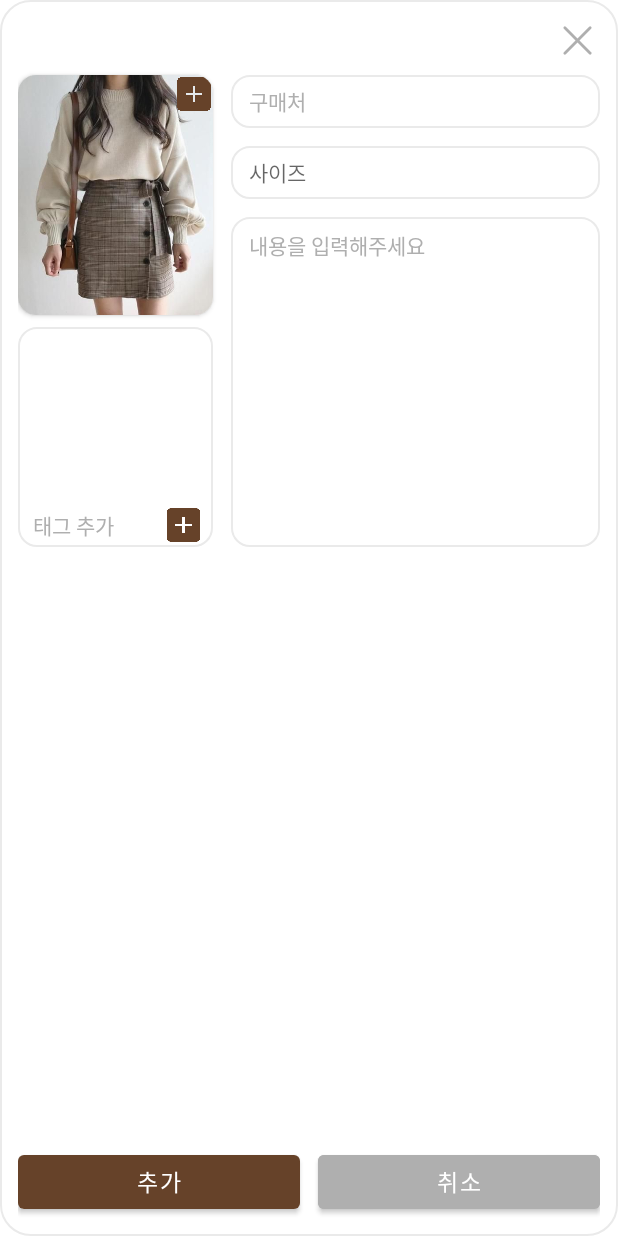
After one commit to tmdgh1592/SE2022_3_3, an Android app built with Jetpack Compose: the layout fragment_dialog_cloth_add.xml on its own in the app's theme, with its tools: preview values and no code run, on a phone screen of 412 x 824 dp. The commit adds this screen. Run offline under Robolectric (Android 15) with nearby library versions, the light colour scheme and no system bars; Roboto replaces fonts that are not available here.

Commit message:
feat: 의류 추가 화면 related to: #23

```diff
--- a/Hanger/app/src/main/AndroidManifest.xml
+++ b/Hanger/app/src/main/AndroidManifest.xml
@@ -17,6 +17,9 @@
         android:usesCleartextTraffic="true"
         tools:targetApi="31">
         <activity
+            android:name=".ClothAddActivity"
+            android:exported="false" />
+        <activity
             android:name=".view.login.RegisterActivity"
             android:exported="false"
             android:label="@string/title_activity_register"
@@ -24,7 +27,7 @@
         <activity
             android:name=".view.login.LoginActivity"
             android:exported="true"
-            android:windowSoftInputMode="adjustPan"></activity>
+            android:windowSoftInputMode="adjustPan" />
         <activity android:name=".view.weather.WeatherActivity" />
         <activity
             android:name="com.se.hanger.view.main.MainActivity"
--- a/Hanger/app/src/main/java/com/se/hanger/data/db/ClothDatabase.kt
+++ b/Hanger/app/src/main/java/com/se/hanger/data/db/ClothDatabase.kt
@@ -8,11 +8,13 @@ import androidx.room.TypeConverters
 import com.google.gson.Gson
 import com.se.hanger.data.db.converter.CategoryListTypeConverter
 import com.se.hanger.data.db.converter.PhotoListTypeConverter
+import com.se.hanger.data.db.converter.TagDao
 import com.se.hanger.data.db.converter.TagListTypeConverter
 import com.se.hanger.data.model.Cloth
+import com.se.hanger.data.model.Tag
 
 
-@Database(entities = [Cloth::class], version = 7)
+@Database(entities = [Cloth::class, Tag::class], version = 7)
 @TypeConverters(
     value = [
         PhotoListTypeConverter::class,
@@ -23,6 +25,7 @@ import com.se.hanger.data.model.Cloth
 
 abstract class ClothDatabase : RoomDatabase() {
     abstract fun clothDao(): ClothDao
+    abstract fun tagDao(): TagDao
 
     companion object {
         private var instance: ClothDatabase? = null
--- /dev/null
+++ b/Hanger/app/src/main/res/drawable-v24/round_white_gray_12.xml
@@ -0,0 +1,7 @@
+<?xml version="1.0" encoding="utf-8"?>
+<shape xmlns:android="http://schemas.android.com/apk/res/android"
+    android:shape="rectangle">
+    <stroke android:color="@color/gray200" android:width="1dp"/>
+    <solid android:color="@android:color/white" />
+    <corners android:radius="12dp" />
+</shape>
--- /dev/null
+++ b/Hanger/app/src/main/res/drawable/ic_close.xml
@@ -0,0 +1,20 @@
+<vector xmlns:android="http://schemas.android.com/apk/res/android"
+    android:width="32dp"
+    android:height="32dp"
+    android:viewportWidth="32"
+    android:viewportHeight="32">
+  <path
+      android:pathData="M7,7L25,25"
+      android:strokeLineJoin="round"
+      android:strokeWidth="2"
+      android:fillColor="#00000000"
+      android:strokeColor="#000"
+      android:strokeLineCap="round"/>
+  <path
+      android:pathData="M7,25L25,7"
+      android:strokeLineJoin="round"
+      android:strokeWidth="2"
+      android:fillColor="#00000000"
+      android:strokeColor="#000"
+      android:strokeLineCap="round"/>
+</vector>
--- /dev/null
+++ b/Hanger/app/src/main/res/drawable/round_white_gray_20.xml
@@ -0,0 +1,7 @@
+<?xml version="1.0" encoding="utf-8"?>
+<shape xmlns:android="http://schemas.android.com/apk/res/android"
+    android:shape="rectangle">
+    <stroke android:color="@color/gray200" android:width="1dp"/>
+    <solid android:color="@android:color/white" />
+    <corners android:radius="20dp" />
+</shape>
--- /dev/null
+++ b/Hanger/app/src/main/res/layout/fragment_dialog_cloth_add.xml
@@ -0,0 +1,188 @@
+<?xml version="1.0" encoding="utf-8"?>
+<layout xmlns:android="http://schemas.android.com/apk/res/android"
+    xmlns:app="http://schemas.android.com/apk/res-auto"
+    xmlns:tools="http://schemas.android.com/tools">
+
+    <data>
+
+    </data>
+
+    <androidx.constraintlayout.widget.ConstraintLayout
+        android:layout_width="match_parent"
+        android:layout_height="match_parent"
+        android:background="@drawable/round_white_gray_20"
+        android:padding="12dp"
+        tools:context=".view.cloth.ClothAddDialogFragment">
+
+        <ImageView
+            android:id="@+id/close_btn"
+            android:layout_width="30dp"
+            android:layout_height="30dp"
+            android:src="@drawable/ic_close"
+            app:layout_constraintRight_toRightOf="parent"
+            app:layout_constraintTop_toTopOf="parent"
+            app:tint="@color/gray500" />
+
+        <androidx.cardview.widget.CardView
+            android:id="@+id/photo_add_btn"
+            android:layout_width="130dp"
+            android:layout_height="160dp"
+            android:layout_marginTop="8dp"
+            android:background="?attr/selectableItemBackground"
+            android:clickable="true"
+            android:focusable="true"
+            app:cardCornerRadius="12dp"
+            app:layout_constraintLeft_toLeftOf="parent"
+            app:layout_constraintTop_toBottomOf="@+id/close_btn">
+
+            <RelativeLayout
+                android:layout_width="match_parent"
+                android:layout_height="match_parent">
+
+                <ImageView
+                    android:id="@+id/photo_iv"
+                    android:layout_width="match_parent"
+                    android:layout_height="match_parent"
+                    android:scaleType="centerCrop"
+                    android:src="@drawable/sample_cloth" />
+
+
+                <ImageView
+                    android:layout_width="25dp"
+                    android:layout_height="25dp"
+                    android:layout_alignParentTop="true"
+                    android:layout_alignParentRight="true"
+                    android:src="@drawable/ic_plus"
+                    app:tint="@color/colorPrimary" />
+
+            </RelativeLayout>
+
+        </androidx.cardview.widget.CardView>
+
+        <EditText
+            android:id="@+id/buyer_et"
+            android:layout_width="0dp"
+            android:layout_height="35dp"
+            android:layout_marginLeft="12dp"
+            android:background="@drawable/round_white_gray_12"
+            android:hint="구매처"
+            android:paddingHorizontal="12dp"
+            android:textColorHint="@color/gray500"
+            android:textColor="@color/black"
+            android:textSize="14sp"
+            app:layout_constraintLeft_toRightOf="@+id/photo_add_btn"
+            app:layout_constraintRight_toRightOf="parent"
+            app:layout_constraintTop_toTopOf="@+id/photo_add_btn" />
+
+        <TextView
+            android:id="@+id/size_select_btn"
+            android:layout_width="0dp"
+            android:layout_height="35dp"
+            android:layout_marginLeft="12dp"
+            android:layout_marginTop="12dp"
+            android:background="@drawable/round_white_gray_12"
+            android:gravity="center|left"
+            android:hint="사이즈"
+            android:paddingHorizontal="12dp"
+            android:textColor="@color/gray500"
+            android:textSize="14sp"
+            app:layout_constraintLeft_toRightOf="@+id/photo_add_btn"
+            app:layout_constraintRight_toRightOf="parent"
+            app:layout_constraintTop_toBottomOf="@+id/buyer_et" />
+
+        <EditText
+            android:id="@+id/memo_et"
+            android:layout_width="0dp"
+            android:layout_height="220dp"
+            android:layout_marginLeft="12dp"
+            android:layout_marginTop="12dp"
+            android:background="@drawable/round_white_gray_12"
+            android:gravity="left|top"
+            android:hint="내용을 입력해주세요"
+            android:paddingHorizontal="12dp"
+            android:paddingVertical="8dp"
+            android:textColorHint="@color/gray500"
+            android:textColor="@color/black"
+            android:textSize="14sp"
+            app:layout_constraintLeft_toRightOf="@+id/photo_add_btn"
+            app:layout_constraintRight_toRightOf="parent"
+            app:layout_constraintTop_toBottomOf="@+id/size_select_btn" />
+
+        <LinearLayout
+            android:layout_width="130dp"
+            android:layout_height="0dp"
+            android:layout_marginTop="8dp"
+            android:background="@drawable/round_white_gray_12"
+            android:orientation="vertical"
+            app:layout_constraintBottom_toBottomOf="@id/memo_et"
+            app:layout_constraintLeft_toLeftOf="parent"
+            app:layout_constraintTop_toBottomOf="@+id/photo_add_btn">
+
+            <androidx.recyclerview.widget.RecyclerView
+                android:layout_width="match_parent"
+                android:layout_height="0dp"
+                android:layout_weight="8"
+                android:paddingHorizontal="8dp"
+                android:paddingVertical="6dp"
+                android:scrollbars="none"
+                app:layoutManager="androidx.recyclerview.widget.LinearLayoutManager" />
+
+            <LinearLayout
+                android:layout_width="match_parent"
+                android:layout_height="0dp"
+                android:layout_weight="2"
+                android:orientation="horizontal">
+
+                <EditText
+                    android:id="@+id/tag_add_et"
+                    android:layout_width="0dp"
+                    android:layout_height="match_parent"
+                    android:layout_weight="7"
+                    android:hint="태그 추가"
+                    android:textSize="14sp"
+                    android:gravity="left|center"
+                    android:paddingLeft="10dp"
+                    android:textColorHint="@color/gray500"
+                    android:textColor="@color/black"
+                    android:background="@null" />
+
+                <ImageView
+                    android:id="@+id/tag_add_btn"
+                    android:layout_width="0dp"
+                    android:layout_height="25dp"
+                    android:layout_alignParentTop="true"
+                    android:layout_alignParentRight="true"
+                    android:layout_gravity="center"
+                    android:layout_weight="3"
+                    android:background="?attr/selectableItemBackground"
+                    android:clickable="true"
+                    android:focusable="true"
+                    android:src="@drawable/ic_plus"
+                    app:tint="@color/colorPrimary" />
+
+            </LinearLayout>
+        </LinearLayout>
+
+        <Button
+            android:id="@+id/cloth_add_btn"
+            android:layout_width="0dp"
+            android:layout_height="wrap_content"
+            android:text="추가"
+            android:textSize="15sp"
+            app:layout_constraintBottom_toBottomOf="parent"
+            app:layout_constraintLeft_toLeftOf="parent"
+            app:layout_constraintRight_toLeftOf="@+id/cancel_btn" />
+
+        <Button
+            android:id="@+id/cancel_btn"
+            android:layout_width="0dp"
+            android:layout_marginLeft="12dp"
+            android:layout_height="wrap_content"
+            android:text="취소"
+            android:backgroundTint="@color/gray500"
+            android:textSize="15sp"
+            app:layout_constraintBottom_toBottomOf="parent"
+            app:layout_constraintLeft_toRightOf="@id/cloth_add_btn"
+            app:layout_constraintRight_toRightOf="parent" />
+    </androidx.constraintlayout.widget.ConstraintLayout>
+</layout>
--- a/Hanger/app/src/main/res/values/colors.xml
+++ b/Hanger/app/src/main/res/values/colors.xml
@@ -14,6 +14,7 @@
     <color name="hyperBrown">#664229</color>
 
     <color name="gray100">#FCFCFC</color>
+    <color name="gray200">#EAEAEA</color>
     <color name="gray500">#AFAFAF</color>
 
     <color name="loginBtnColor">#1F5BF3</color>
```
Also changed, not shown: Hanger/app/src/main/java/com/se/hanger/data/db/converter/TagDao.kt (added, +20 -0 lines), Hanger/app/src/main/java/com/se/hanger/data/model/Tag.kt (+8 -1 lines), Hanger/app/src/main/java/com/se/hanger/utils/ScreenSizeProvider.kt (added, +41 -0 lines), Hanger/app/src/main/java/com/se/hanger/view/cloth/ClothAddDialogFragment.kt (added, +59 -0 lines), Hanger/app/src/main/java/com/se/hanger/view/main/MainActivity.kt (+22 -3 lines), Hanger/app/src/main/res/drawable-v24/ic_plus.png (added), Hanger/app/src/main/res/drawable/sample_cloth.jpg (added).
